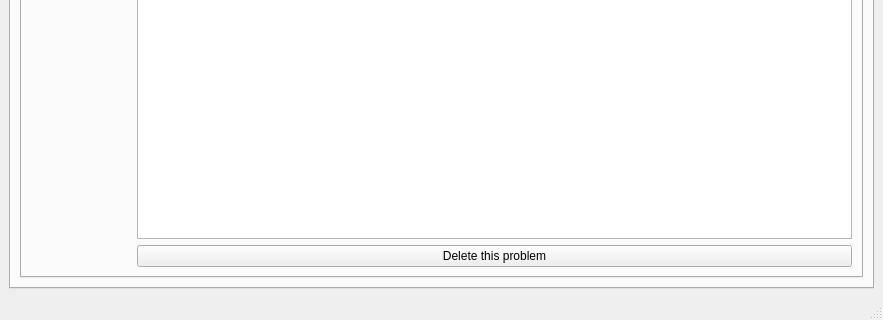
Above: dashboardwindow.ui from tabvn/programming-contests-platform before the change; both pictures show x 0 to 883 and y 359 to 679 of the 883 by 679 pixel window. Below: the same form after it.
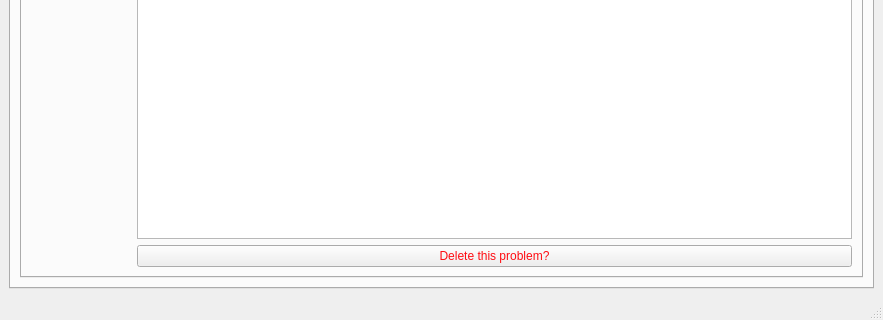
That is the form after the change.

Diff of the .ui file:
```diff
--- a/dashboardwindow.ui
+++ b/dashboardwindow.ui
@@ -177,8 +177,11 @@
                 </item>
                 <item row="6" column="1">
                  <widget class="QPushButton" name="deleteProblemButton">
+                  <property name="styleSheet">
+                   <string notr="true">color: rgb(255, 13, 19);</string>
+                  </property>
                   <property name="text">
-                   <string>Delete this problem</string>
+                   <string>Delete this problem?</string>
                   </property>
                  </widget>
                 </item>
```
